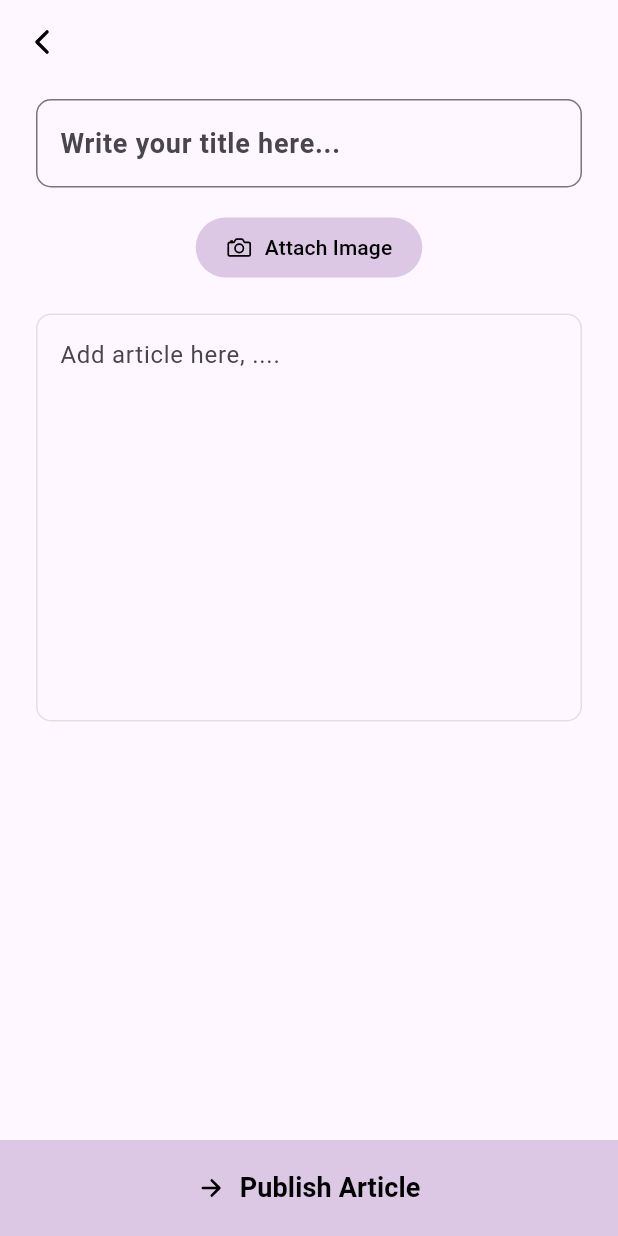
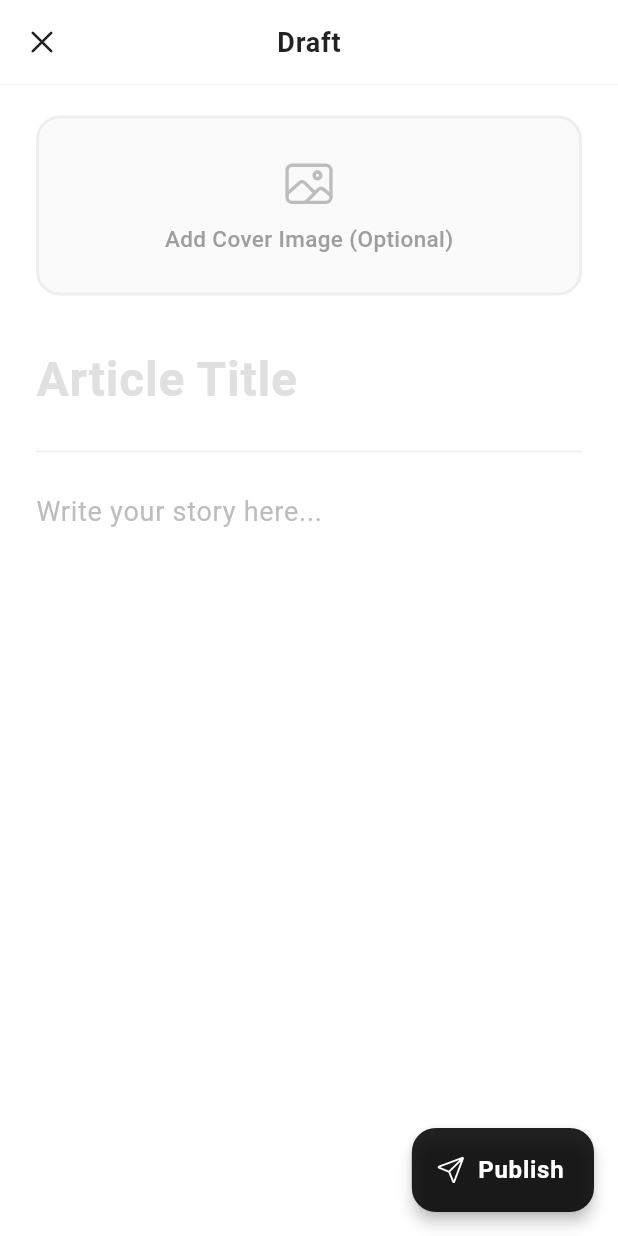
Before and after one commit to felipechaux/journalist_app, a Flutter app: the _PublishArticleContent screen opened directly, on a phone screen of 412 x 824 dp. Run offline on Flutter 3.47's test engine with Material 3 defaults, Android fonts, the phone set to English and light mode, and no system bars; our stand-ins replace cached_network_image, cloud_firestore, dio, equatable, firebase_core, firebase_storage and 8 more; accounts and stored records are empty; generated files the repository leaves out were written again.

Commit message:
UI: Modernize Publish Article page with Material UI principles

```diff
--- a/lib/features/daily_news/presentation/pages/publish_article/publish_article.dart
+++ b/lib/features/daily_news/presentation/pages/publish_article/publish_article.dart
@@ -41,24 +41,37 @@ class _PublishArticleContent extends HookWidget {
       }
     }
 
+    void removeImage() {
+      imagePath.value = null;
+    }
+
     return Scaffold(
+      backgroundColor: Colors.white,
       appBar: _buildAppBar(context),
       body: BlocConsumer<PublishArticleBloc, PublishArticleState>(
         listener: (context, state) {
           if (state is PublishArticleSuccess) {
             ScaffoldMessenger.of(context).showSnackBar(
-              const SnackBar(content: Text('Article published successfully!')),
+              const SnackBar(
+                content: Text('Article published successfully!'),
+                behavior: SnackBarBehavior.floating,
+                backgroundColor: Colors.green,
+              ),
             );
             Navigator.pop(context);
           } else if (state is PublishArticleFailure) {
-            ScaffoldMessenger.of(
-              context,
-            ).showSnackBar(SnackBar(content: Text(state.error)));
+            ScaffoldMessenger.of(context).showSnackBar(
+              SnackBar(
+                content: Text('Error: ${state.error}'),
+                behavior: SnackBarBehavior.floating,
+                backgroundColor: Colors.redAccent,
+              ),
+            );
           }
         },
         builder: (context, state) {
           if (state is PublishArticleLoading) {
-            return const Center(child: CupertinoActivityIndicator());
+            return const Center(child: CupertinoActivityIndicator(radius: 16));
           }
           return _buildBody(
             context,
@@ -66,10 +79,11 @@ class _PublishArticleContent extends HookWidget {
             contentController,
             imagePath.value,
             pickImage,
+            removeImage,
           );
         },
       ),
-      bottomNavigationBar: _buildPublishButton(
+      floatingActionButton: _buildPublishButton(
         context,
         titleController,
         contentController,
@@ -80,12 +94,31 @@ class _PublishArticleContent extends HookWidget {
 
   PreferredSizeWidget _buildAppBar(BuildContext context) {
     return AppBar(
+      title: const Text(
+        'Draft',
+        style: TextStyle(
+          color: Colors.black87,
+          fontWeight: FontWeight.w600,
+          fontSize: 18,
+          letterSpacing: 0.5,
+        ),
+      ),
+      centerTitle: true,
       leading: IconButton(
-        icon: const Icon(Ionicons.chevron_back, color: Colors.black),
+        icon: const Icon(
+          Ionicons.close_outline,
+          color: Colors.black87,
+          size: 28,
+        ),
         onPressed: () => Navigator.pop(context),
       ),
       elevation: 0,
-      backgroundColor: Colors.transparent,
+      backgroundColor: Colors.white,
+      surfaceTintColor: Colors.transparent,
+      bottom: PreferredSize(
+        preferredSize: const Size.fromHeight(1),
+        child: Container(color: Colors.grey.shade100, height: 1),
+      ),
     );
   }
 
@@ -95,83 +128,132 @@ class _PublishArticleContent extends HookWidget {
     TextEditingController contentController,
     String? currentImagePath,
     Future<void> Function() onPickImage,
+    VoidCallback onRemoveImage,
   ) {
     return SingleChildScrollView(
-      padding: const EdgeInsets.symmetric(horizontal: 24, vertical: 10),
+      physics: const BouncingScrollPhysics(),
       child: Column(
         crossAxisAlignment: CrossAxisAlignment.start,
         children: [
-          TextField(
-            controller: titleController,
-            decoration: InputDecoration(
-              hintText: 'Write your title here...',
-              border: OutlineInputBorder(
-                borderRadius: BorderRadius.circular(10),
-                borderSide: const BorderSide(color: Colors.grey),
+          if (currentImagePath != null)
+            Stack(
+              children: [
+                Image.file(
+                  File(currentImagePath),
+                  height: 250,
+                  width: double.infinity,
+                  fit: BoxFit.cover,
+                ),
+                Positioned(
+                  top: 16,
+                  right: 16,
+                  child: CircleAvatar(
+                    backgroundColor: Colors.black54,
+                    child: IconButton(
+                      icon: const Icon(
+                        Ionicons.trash_outline,
+                        color: Colors.white,
+                        size: 20,
+                      ),
+                      onPressed: onRemoveImage,
                     ),
                   ),
-            maxLines: 2,
-            minLines: 1,
-            style: const TextStyle(fontSize: 18, fontWeight: FontWeight.w600),
                 ),
-          const SizedBox(height: 16),
-          Center(
-            child: ElevatedButton.icon(
-              onPressed: onPickImage,
-              icon: const Icon(
-                Ionicons.camera_outline,
-                size: 18,
-                color: Colors.black,
+              ],
             ),
-              label: const Text(
-                'Attach Image',
-                style: TextStyle(color: Colors.black),
+          Padding(
+            padding: const EdgeInsets.symmetric(horizontal: 24, vertical: 20),
+            child: Column(
+              crossAxisAlignment: CrossAxisAlignment.start,
+              children: [
+                if (currentImagePath == null)
+                  Padding(
+                    padding: const EdgeInsets.only(bottom: 24),
+                    child: InkWell(
+                      onTap: onPickImage,
+                      borderRadius: BorderRadius.circular(16),
+                      child: Container(
+                        height: 120,
+                        width: double.infinity,
+                        decoration: BoxDecoration(
+                          color: Colors.grey.shade50,
+                          borderRadius: BorderRadius.circular(16),
+                          border: Border.all(
+                            color: Colors.grey.shade200,
+                            width: 2,
                           ),
-              style: ElevatedButton.styleFrom(
-                backgroundColor: const Color(
-                  0xFFDCC8E4,
-                ), // Similar to the purple button in the design
-                elevation: 0,
-                shape: RoundedRectangleBorder(
-                  borderRadius: BorderRadius.circular(20),
                         ),
-                padding: const EdgeInsets.symmetric(
-                  horizontal: 20,
-                  vertical: 10,
+                        child: Column(
+                          mainAxisAlignment: MainAxisAlignment.center,
+                          children: [
+                            Icon(
+                              Ionicons.image_outline,
+                              size: 36,
+                              color: Colors.grey.shade400,
+                            ),
+                            const SizedBox(height: 8),
+                            Text(
+                              'Add Cover Image (Optional)',
+                              style: TextStyle(
+                                color: Colors.grey.shade500,
+                                fontWeight: FontWeight.w500,
+                                fontSize: 15,
+                              ),
+                            ),
+                          ],
                         ),
                       ),
                     ),
                   ),
-          if (currentImagePath != null) ...[
-            const SizedBox(height: 16),
-            ClipRRect(
-              borderRadius: BorderRadius.circular(10),
-              child: Image.file(
-                File(currentImagePath),
-                height: 200,
-                width: double.infinity,
-                fit: BoxFit.cover,
+                TextField(
+                  controller: titleController,
+                  decoration: InputDecoration(
+                    hintText: 'Article Title',
+                    border: InputBorder.none,
+                    focusedBorder: InputBorder.none,
+                    enabledBorder: InputBorder.none,
+                    hintStyle: TextStyle(
+                      fontSize: 32,
+                      fontWeight: FontWeight.w700,
+                      color: Colors.grey.shade300,
                     ),
                   ),
-          ],
-          const SizedBox(height: 20),
+                  style: const TextStyle(
+                    fontSize: 32,
+                    fontWeight: FontWeight.w700,
+                    color: Colors.black87,
+                  ),
+                  maxLines: null,
+                  textInputAction: TextInputAction.next,
+                ),
+                Padding(
+                  padding: const EdgeInsets.symmetric(vertical: 8),
+                  child: Divider(color: Colors.grey.shade200, thickness: 1),
+                ),
                 TextField(
                   controller: contentController,
                   decoration: InputDecoration(
-              hintText: 'Add article here, ....',
-              border: OutlineInputBorder(
-                borderRadius: BorderRadius.circular(10),
-                borderSide: const BorderSide(
-                  color: Colors.transparent,
-                ), // Removing border as in right edge case
-              ),
-              enabledBorder: OutlineInputBorder(
-                borderRadius: BorderRadius.circular(10),
-                borderSide: BorderSide(color: Colors.grey.shade300),
+                    hintText: 'Write your story here...',
+                    border: InputBorder.none,
+                    focusedBorder: InputBorder.none,
+                    enabledBorder: InputBorder.none,
+                    hintStyle: TextStyle(
+                      fontSize: 18,
+                      color: Colors.grey.shade400,
+                      height: 1.6,
                     ),
                   ),
-            maxLines: 15,
-            minLines: 10,
+                  style: const TextStyle(
+                    fontSize: 18,
+                    color: Colors.black87,
+                    height: 1.6,
+                  ),
+                  maxLines: null,
+                  keyboardType: TextInputType.multiline,
+                ),
+                const SizedBox(height: 80), // Space for floating action button
+              ],
+            ),
           ),
         ],
       ),
@@ -184,16 +266,16 @@ class _PublishArticleContent extends HookWidget {
     TextEditingController contentController,
     String? imagePath,
   ) {
-    return Container(
-      width: double.infinity,
-      padding: const EdgeInsets.symmetric(vertical: 8),
-      color: const Color(0xFFDCC8E4),
-      child: TextButton(
+    return FloatingActionButton.extended(
       onPressed: () {
         if (titleController.text.trim().isEmpty ||
             contentController.text.trim().isEmpty) {
           ScaffoldMessenger.of(context).showSnackBar(
-              const SnackBar(content: Text('Title and content are required')),
+            const SnackBar(
+              content: Text('Title and content are required'),
+              behavior: SnackBarBehavior.floating,
+              backgroundColor: Colors.orange,
+            ),
           );
           return;
         }
@@ -206,20 +288,20 @@ class _PublishArticleContent extends HookWidget {
           ),
         );
       },
-        child: const Row(
-          mainAxisAlignment: MainAxisAlignment.center,
-          children: [
-            Icon(Ionicons.arrow_forward_outline, color: Colors.black),
-            SizedBox(width: 10),
-            Text(
-              'Publish Article',
+      backgroundColor: Colors.black87,
+      elevation: 4,
+      icon: const Icon(
+        Ionicons.paper_plane_outline,
+        color: Colors.white,
+        size: 20,
+      ),
+      label: const Text(
+        'Publish',
         style: TextStyle(
-                fontSize: 18,
-                fontWeight: FontWeight.bold,
-                color: Colors.black,
-              ),
-            ),
-          ],
+          color: Colors.white,
+          fontSize: 16,
+          fontWeight: FontWeight.w600,
+          letterSpacing: 0.5,
         ),
       ),
     );
```
Lines whose indentation alone changed are shown as unchanged.
